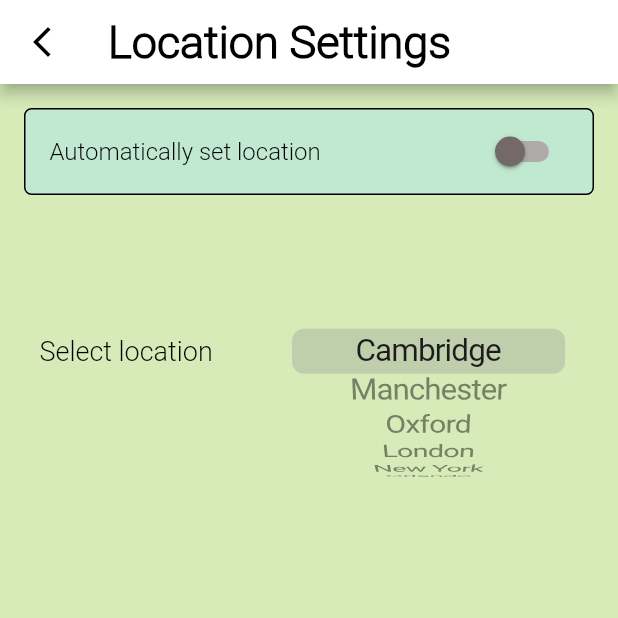
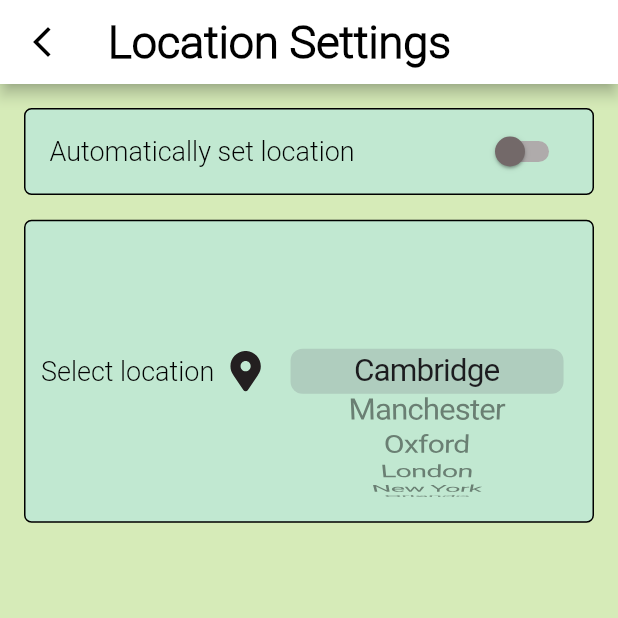
Before and after one commit to losmi247/weather-app, a Flutter app: the LocationSettingsScreen screen opened directly with empty values, on a phone screen of 412 x 824 dp, the top half of it. Run offline on Flutter 3.47's test engine with Material 2 defaults, Android fonts, the phone set to English and light mode, and no system bars; our stand-ins replace flutter_svg; missing offline and left inert: slide_digital_clock; network calls fail.

Commit message:
both settings screens done

```diff
--- a/lib/location_settings.dart
+++ b/lib/location_settings.dart
@@ -2,6 +2,7 @@ import 'package:flutter/material.dart';
 import 'package:flutter_application_1/custom_components/locationsOptionSlider.dart';
 import 'package:flutter_application_1/custom_components/pallete.dart';
 import 'package:flutter_application_1/custom_components/preferences.dart';
+import 'package:flutter_svg/flutter_svg.dart';
 
 class LocationSettingsScreen extends StatefulWidget {
   final Preferences preferences;
@@ -79,7 +80,7 @@ class _LocationSettingsScreenState extends State<LocationSettingsScreen> {
           children: [
             SwitchListTile(
               title: const Text("Automatically set location",
-                    style: TextStyle(color: Pallete.settingsTextColor)),
+                    style: TextStyle(fontSize: 18, color: Pallete.settingsTextColor)),
               value: preferences.isLocationSetAutomatically,
               tileColor: Pallete.settignsSwitchListTileColor,
               onChanged: (value) {
@@ -123,16 +124,47 @@ class _LocationSettingsScreenState extends State<LocationSettingsScreen> {
             //   // ),
             //
             // ),
-            SizedBox(height: MediaQuery.of(context).size.height * 0.005),
-            Row(
+            SizedBox(height: MediaQuery.of(context).size.height * 0.02),
+
+            Container(
+              decoration: BoxDecoration(
+                color: Pallete.settignsSwitchListTileColor,
+                borderRadius: BorderRadius.circular(5),
+                border: const Border.fromBorderSide(BorderSide(
+                      color: Pallete.settingsSwitchListTileBorderColor),
+                ),
+                //shape:
+              ),
+              child: Row(
                 children: [
                   SizedBox(width: MediaQuery.of(context).size.width * 0.025),
-                const Expanded(
-                  child: Text('Select location', style: TextStyle(color: Pallete.settingsTextColor)),
+                  Expanded(
+                    child: Row(
+                      children: [
+                         const Text('Select location', style: TextStyle(
+                          color: Pallete.settingsTextColor,
+                          fontSize: 18
+                        )),
+                        SizedBox(width: MediaQuery.of(context).size.width * 0.018,),
+                        SvgPicture.asset(
+                          "assets/icons/location.svg",
+                          width: 27.0,
+                          height: 27.0,
+                        ),
+                      ],
+                    ),
                   ),
                   SizedBox(width: MediaQuery.of(context).size.width * 0.025),
 
+                  IgnorePointer(
+                    ignoring: preferences.isLocationSetAutomatically,
+                    child: Opacity(
+                      opacity: preferences.isLocationSetAutomatically ? 0.5 : 1,
+                      child: locationSlider,
+                    ),
+                  ),
 
+                  SizedBox(width: MediaQuery.of(context).size.width * 0.025),
 
                   /*Expanded(
                     child: DropdownButton<String>(
@@ -166,16 +198,9 @@ class _LocationSettingsScreenState extends State<LocationSettingsScreen> {
                     )
                   ),*/
 
-                IgnorePointer(
-                  ignoring: preferences.isLocationSetAutomatically,
-                  child: Opacity(
-                    opacity: preferences.isLocationSetAutomatically ? 0.5 : 1,
-                    child: locationSlider,
+
+                ]
               ),
-                ),
-
-                SizedBox(width: MediaQuery.of(context).size.width * 0.025),
-              ]
             ),
           ],
         ),
--- a/pubspec.yaml
+++ b/pubspec.yaml
@@ -110,6 +110,8 @@ flutter:
     - assets/icons/night.svg
     - assets/icons/celsius.svg
     - assets/icons/location.svg
+    - assets/icons/hightemp.svg
+    - assets/icons/lowtemp.svg
 
   fonts:
     - family: Roboto
```
Also changed, not shown: lib/custom_components/option_slider.dart (+6 -4 lines), lib/settings_screen.dart (+24 -2 lines), assets/icons/hightemp.svg (added), assets/icons/lowtemp.svg (added). Lines whose indentation alone changed are shown as unchanged.
